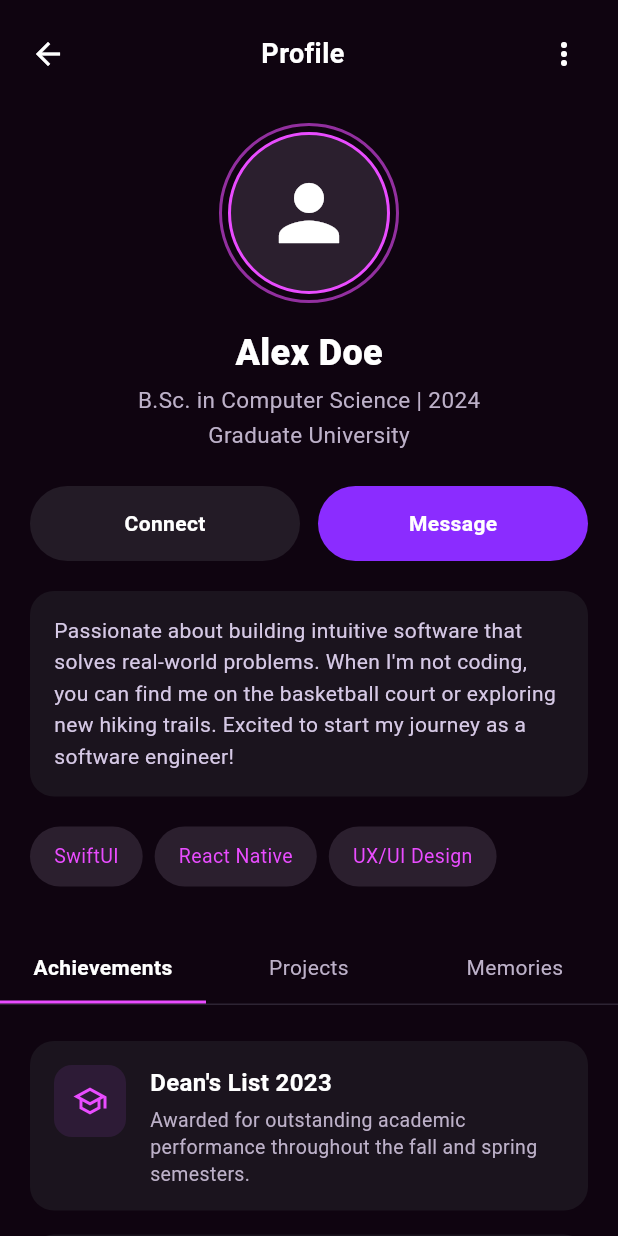
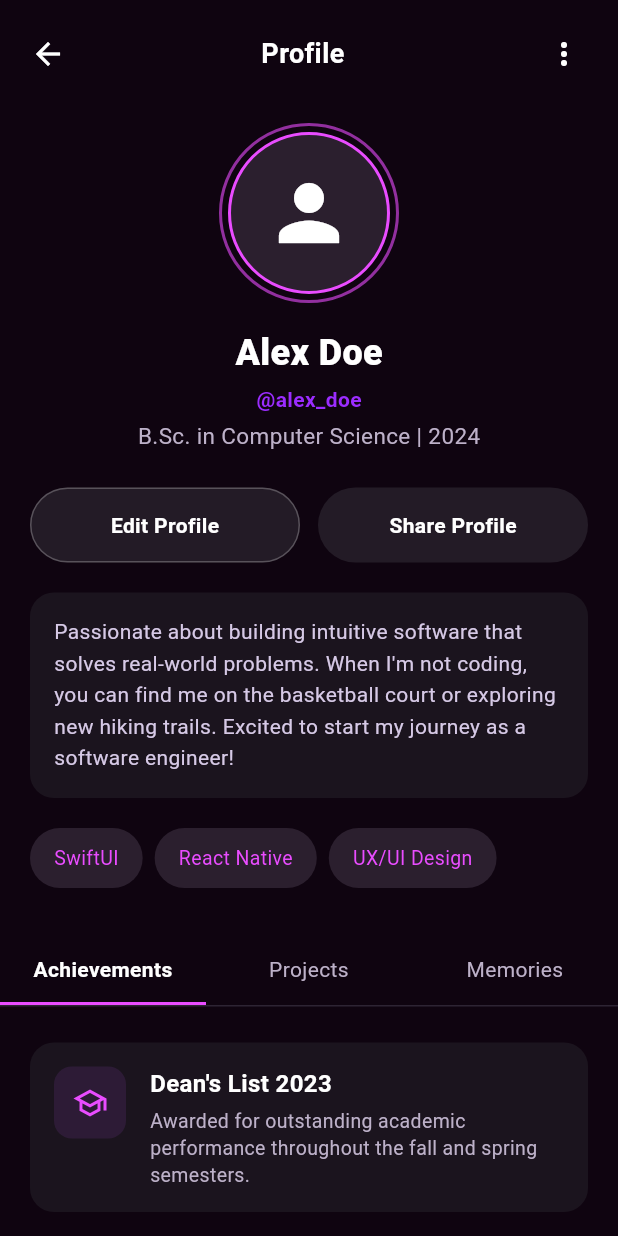
Before and after one commit to kalchan12/Graduate-Chronicles, a Flutter app: the ProfileScreen screen opened directly, on a phone screen of 412 x 824 dp. Run offline on Flutter 3.47's test engine with Material 3 defaults, Android fonts, the light colour scheme and no system bars; our stand-ins replace flutter_riverpod, image_picker, permission_handler.

Commit message:
feat(profile): implement editable profile screen with image upload and state-driven updates
Adds user-editable profile fields, profile picture selection, and a clean edit/save UX.
Uses local state to simulate persistence while keeping the architecture backend-ready.
No existing navigation or functionality was disrupted.

```diff
--- a/lib/core/providers.dart
+++ b/lib/core/providers.dart
@@ -16,13 +16,41 @@ class Profile {
   final String name;
   final String degree;
   final String year;
+  final String username;
+  final String bio;
+  final String? profileImage; // Local path or URL
+
   Profile({
     required this.id,
     required this.name,
     required this.degree,
     required this.year,
+    this.username = '',
+    this.bio = '',
+    this.profileImage,
   });
+
+  Profile copyWith({
+    String? name,
+    String? degree,
+    String? year,
+    String? username,
+    String? bio,
+    String? profileImage,
+  }) {
+    return Profile(
+      id: id,
+      name: name ?? this.name,
+      degree: degree ?? this.degree,
+      year: year ?? this.year,
+      username: username ?? this.username,
+      bio: bio ?? this.bio,
+      profileImage: profileImage ?? this.profileImage,
+    );
   }
+}
+
+// ... existing code ...
 
 // Chat Message model
 class ChatMessage {
@@ -111,11 +139,6 @@ class BatchSummary {
   BatchSummary({required this.id, required this.title, required this.subtitle});
 }
 
-// Holds the selected bottom navigation index implemented with StateNotifier
-// to avoid relying on `StateProvider` in environments where it's unavailable.
-// Note: bottom navigation index is handled locally in the navigation widget.
-// (Providers for feeds, profiles, messages, and batches remain below.)
-
 // Mock feed provider returning a list of feed items.
 final feedProvider = Provider<List<FeedItem>>((ref) {
   return [
@@ -132,15 +155,39 @@ final feedProvider = Provider<List<FeedItem>>((ref) {
   ];
 });
 
-// Mock profile provider returning a sample profile.
-final profileProvider = Provider<Profile>((ref) {
+// Profile Notifier for editing
+class ProfileNotifier extends Notifier<Profile> {
+  @override
+  Profile build() {
     return Profile(
       id: 'u1',
       name: 'Alex Doe',
       degree: 'B.Sc. in Computer Science',
       year: '2024',
+      username: '@alex_doe',
+      bio:
+          "Passionate about building intuitive software that solves real-world problems. When I'm not coding, you can find me on the basketball court or exploring new hiking trails. Excited to start my journey as a software engineer!",
     );
-});
+  }
+
+  void updateProfile({
+    String? name,
+    String? username,
+    String? bio,
+    String? profileImage,
+  }) {
+    state = state.copyWith(
+      name: name,
+      username: username,
+      bio: bio,
+      profileImage: profileImage,
+    );
+  }
+}
+
+final profileProvider = NotifierProvider<ProfileNotifier, Profile>(
+  ProfileNotifier.new,
+);
 
 // StateNotifier for managing conversations (Inbox + Chat details)
 class ConversationsNotifier extends Notifier<List<Conversation>> {
--- a/lib/screens/screens.dart
+++ b/lib/screens/screens.dart
@@ -12,4 +12,5 @@ export '../ui/messages/message_list_screen.dart';
 export '../ui/notifications/notification_screen.dart';
 export '../ui/batch/batch_screen.dart';
 export '../ui/profile/profile_screen.dart';
+export '../ui/profile/edit_profile_screen.dart';
 export '../ui/navigation/bottom_navigation.dart';
--- a/lib/ui/profile/profile_screen.dart
+++ b/lib/ui/profile/profile_screen.dart
@@ -1,8 +1,10 @@
 import 'package:flutter/material.dart';
 import 'package:flutter_riverpod/flutter_riverpod.dart';
+import 'dart:io';
 import '../../core/providers.dart';
 import '../../theme/design_system.dart';
 import '../widgets/custom_app_bar.dart';
+import 'edit_profile_screen.dart';
 
 // Profile screen implemented to match the static HTML profile design.
 class ProfileScreen extends ConsumerStatefulWidget {
@@ -45,6 +47,7 @@ class _ProfileScreenState extends ConsumerState<ProfileScreen> {
               ),
               child: Column(
                 children: [
+                  // Profile Image with handling for local file
                   Container(
                     width: 120,
                     height: 120,
@@ -65,11 +68,24 @@ class _ProfileScreenState extends ConsumerState<ProfileScreen> {
                           width: 2,
                         ),
                       ),
-                      child: const Center(
+                      child: ClipOval(
+                        child: profile.profileImage != null
+                            ? Image.file(
+                                File(profile.profileImage!),
+                                fit: BoxFit.cover,
+                                errorBuilder: (context, error, stackTrace) =>
+                                    const Icon(
+                                      Icons.person,
+                                      color: Colors.white,
+                                      size: 60,
+                                    ),
+                              )
+                            : const Center(
                                 child: Icon(
                                   Icons.person,
                                   color: Colors.white,
                                   size: 60,
+                                ),
                               ),
                       ),
                     ),
@@ -84,17 +100,23 @@ class _ProfileScreenState extends ConsumerState<ProfileScreen> {
                     ),
                   ),
                   const SizedBox(height: 4),
+                  if (profile.username.isNotEmpty) ...[
+                    Text(
+                      profile.username,
+                      style: const TextStyle(
+                        color: DesignSystem.purpleAccent,
+                        fontSize: 14,
+                        fontWeight: FontWeight.w600,
+                      ),
+                    ),
+                    const SizedBox(height: 4),
+                  ],
                   Text(
                     '${profile.degree} | ${profile.year}',
                     style: const TextStyle(
                       color: Color(0xFFBDB1C9),
                       fontSize: 15,
                     ),
-                  ),
-                  const SizedBox(height: 2),
-                  const Text(
-                    'Graduate University',
-                    style: TextStyle(color: Color(0xFFBDB1C9), fontSize: 15),
                   ),
                   const SizedBox(height: 24),
 
@@ -103,16 +125,24 @@ class _ProfileScreenState extends ConsumerState<ProfileScreen> {
                     children: [
                       Expanded(
                         child: GestureDetector(
-                          onTap: () {},
+                          onTap: () {
+                            Navigator.push(
+                              context,
+                              MaterialPageRoute(
+                                builder: (_) => const EditProfileScreen(),
+                              ),
+                            );
+                          },
                           child: Container(
                             height: 50,
                             decoration: BoxDecoration(
                               color: const Color(0xFF231B26),
                               borderRadius: BorderRadius.circular(25),
+                              border: Border.all(color: Colors.white24),
                             ),
                             child: const Center(
                               child: Text(
-                                'Connect',
+                                'Edit Profile',
                                 style: TextStyle(
                                   color: Colors.white,
                                   fontWeight: FontWeight.w600,
@@ -125,16 +155,25 @@ class _ProfileScreenState extends ConsumerState<ProfileScreen> {
                       const SizedBox(width: 12),
                       Expanded(
                         child: GestureDetector(
-                          onTap: () {},
+                          onTap: () {
+                            // Share logic placeholder
+                            ScaffoldMessenger.of(context).showSnackBar(
+                              const SnackBar(
+                                content: Text(
+                                  'Share Profile clicked (Simulated)',
+                                ),
+                              ),
+                            );
+                          },
                           child: Container(
                             height: 50,
                             decoration: BoxDecoration(
-                              color: const Color(0xFF8B2CFF),
+                              color: const Color(0xFF231B26),
                               borderRadius: BorderRadius.circular(25),
                             ),
                             child: const Center(
                               child: Text(
-                                'Message',
+                                'Share Profile',
                                 style: TextStyle(
                                   color: Colors.white,
                                   fontWeight: FontWeight.w600,
@@ -151,6 +190,7 @@ class _ProfileScreenState extends ConsumerState<ProfileScreen> {
             ),
 
             // Bio Section
+            if (profile.bio.isNotEmpty)
               Padding(
                 padding: const EdgeInsets.fromLTRB(20, 10, 20, 20),
                 child: Container(
@@ -159,9 +199,9 @@ class _ProfileScreenState extends ConsumerState<ProfileScreen> {
                     color: const Color(0xFF1B141E),
                     borderRadius: BorderRadius.circular(16),
                   ),
-                child: const Text(
-                  'Passionate about building intuitive software that solves real-world problems. When I\'m not coding, you can find me on the basketball court or exploring new hiking trails. Excited to start my journey as a software engineer!',
-                  style: TextStyle(
+                  child: Text(
+                    profile.bio,
+                    style: const TextStyle(
                       color: Color(0xFFD6C9E6),
                       height: 1.5,
                       fontSize: 14,
```
Also changed, not shown: lib/ui/profile/edit_profile_screen.dart (added, +227 -0 lines). Lines whose indentation alone changed are shown as unchanged.
